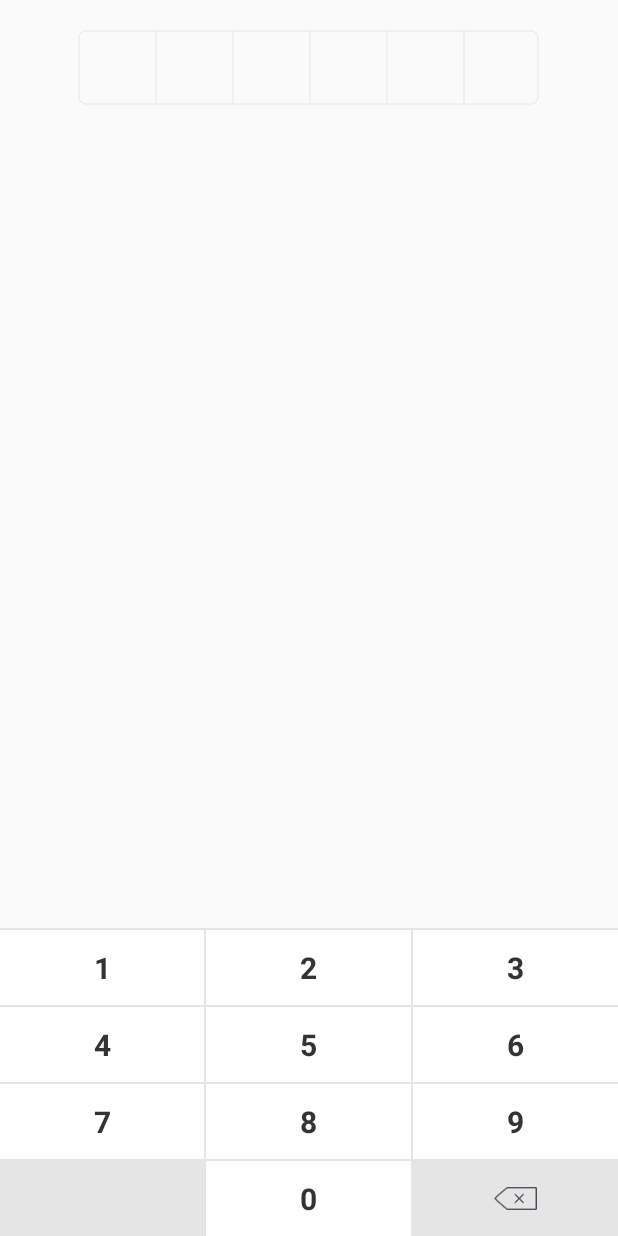
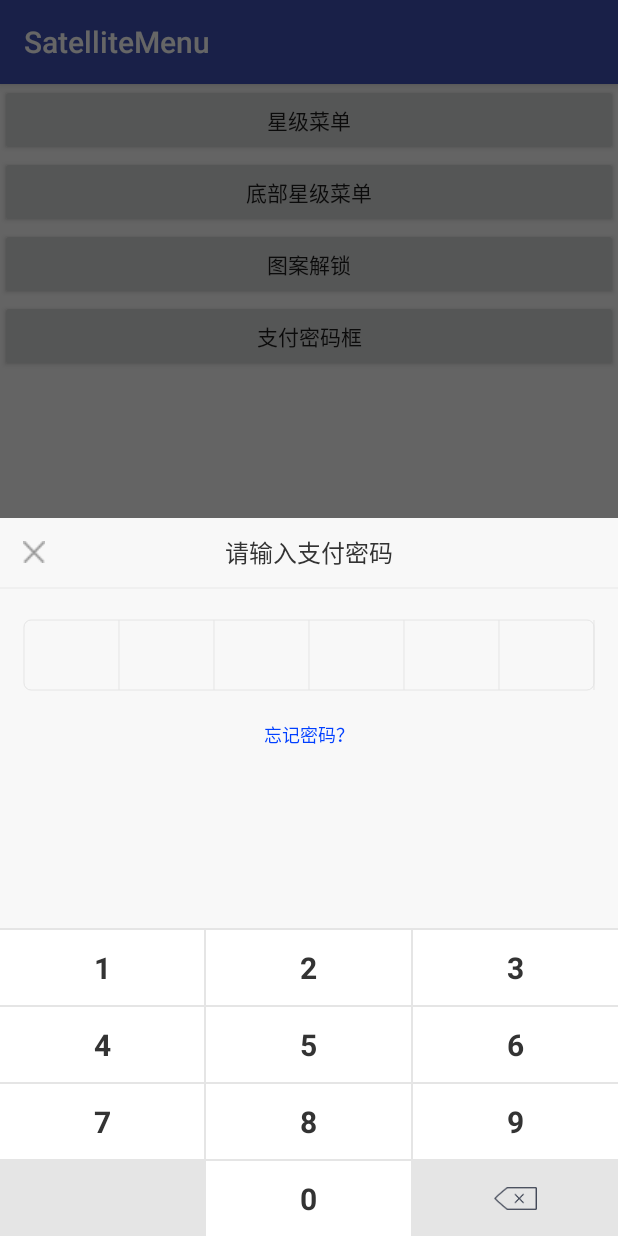
Before and after one commit to 1067899750/SatelliteMenu, an Android app: the screen it shows after launch (PayActivity before the commit, MainActivity after it), after a tap on "支付密码框", on a phone screen of 412 x 824 dp. Run offline under Robolectric (Android 15) with nearby library versions, the phone set to English and light mode, and no system bars.

Commit message:
仿支付宝密码框

```diff
--- a/app/build.gradle
+++ b/app/build.gradle
@@ -4,7 +4,7 @@ android {
     compileSdkVersion 28
     defaultConfig {
         applicationId "com.diudiu.satellitemenu"
-        minSdkVersion 19
+        minSdkVersion 18
         targetSdkVersion 28
         versionCode 1
         versionName "1.0"
@@ -25,4 +25,5 @@ dependencies {
     testImplementation 'junit:junit:4.12'
     androidTestImplementation 'com.android.support.test:runner:1.0.2'
     androidTestImplementation 'com.android.support.test.espresso:espresso-core:3.0.2'
+    implementation 'org.jetbrains:annotations-java5:15.0'
 }
--- a/app/src/main/AndroidManifest.xml
+++ b/app/src/main/AndroidManifest.xml
@@ -26,7 +26,6 @@
             android:screenOrientation="portrait" />
         <activity android:name=".lockPattern.LockPatternActivity"
             android:screenOrientation="portrait"/>
-        <activity android:name=".password.PayActivity" />
     </application>
 
 </manifest>
--- a/app/src/main/java/com/diudiu/satellitemenu/MainActivity.java
+++ b/app/src/main/java/com/diudiu/satellitemenu/MainActivity.java
@@ -7,10 +7,12 @@ import android.view.View;
 
 import com.diudiu.satellitemenu.bottonSatellite.BottomStatelliteMenuActivity;
 import com.diudiu.satellitemenu.lockPattern.LockPatternActivity;
-import com.diudiu.satellitemenu.password.PayActivity;
+import com.diudiu.satellitemenu.password.PayDialog;
 import com.diudiu.satellitemenu.satellite.SatelliteMenuActivity;
 
 public class MainActivity extends AppCompatActivity implements View.OnClickListener {
+
+    private PayDialog payDialog;
 
     @Override
     protected void onCreate(Bundle savedInstanceState) {
@@ -18,6 +20,7 @@ public class MainActivity extends AppCompatActivity implements View.OnClickListe
         setContentView(R.layout.activity_main);
 
         initView();
+        payDialog = new PayDialog(this);
     }
 
     private void initView() {
@@ -40,7 +43,7 @@ public class MainActivity extends AppCompatActivity implements View.OnClickListe
                 startActivity(new Intent(this,LockPatternActivity.class));
                 break;
             case R.id.btnPayPassword:
-                startActivity(new Intent(this,PayActivity.class));
+                payDialog.show();
                 break;
         }
     }
--- a/app/src/main/java/com/diudiu/satellitemenu/password/PasswordEditText.java
+++ b/app/src/main/java/com/diudiu/satellitemenu/password/PasswordEditText.java
@@ -89,6 +89,14 @@ public class PasswordEditText extends EditText {
         drawDivider(canvas);
         //绘制密码
         drawPassword(canvas);
+
+        //判断密码是否满
+        String password = getText().toString().trim();
+        if (!TextUtils.isEmpty(password) && password.length()>=mPasswordNumber) {
+            if (mListener!=null) {
+                mListener.onPasswordFull(password);
+            }
+        }
     }
 
     private void drawPassword(Canvas canvas) {
@@ -141,7 +149,13 @@ public class PasswordEditText extends EditText {
         setText(currentNumbr);
     }
 
-    public int getmPasswordNumber() {
-        return mPasswordNumber;
+    public interface PasswordOnFullListener {
+        void onPasswordFull(String number);
+    }
+
+    private PasswordOnFullListener mListener;
+
+    public void setmListener(PasswordOnFullListener mListener) {
+        this.mListener = mListener;
     }
 }
--- a/app/src/main/java/com/diudiu/satellitemenu/password/PayActivity.java
+++ /dev/null
@@ -1,58 +0,0 @@
-package com.diudiu.satellitemenu.password;
-
-import android.app.Activity;
-import android.os.Bundle;
-import android.text.Editable;
-import android.text.TextUtils;
-import android.text.TextWatcher;
-import android.widget.Toast;
-
-import com.diudiu.satellitemenu.MainActivity;
-import com.diudiu.satellitemenu.R;
-
-public class PayActivity extends Activity implements CustomKeyBordView.CustomerKeyboardClickListener {
-
-    private CustomKeyBordView customKeyBordView;
-    private PasswordEditText passwordEdit;
-
-    @Override
-    protected void onCreate(Bundle savedInstanceState) {
-        super.onCreate(savedInstanceState);
-        setContentView(R.layout.activity_pay);
-
-        passwordEdit = findViewById(R.id.passwordEdit);
-        customKeyBordView = findViewById(R.id.customKeyBordView);
-
-        customKeyBordView.setListener(this);
-
-        passwordEdit.addTextChangedListener(new TextWatcher() {
-            @Override
-            public void beforeTextChanged(CharSequence s, int start, int count, int after) {
-
-            }
-
-            @Override
-            public void onTextChanged(CharSequence s, int start, int before, int count) {
-
-            }
-
-            @Override
-            public void afterTextChanged(Editable s) {
-                String number = passwordEdit.getText().toString().trim();
-                if (!TextUtils.isEmpty(number) && number.length() >= passwordEdit.getmPasswordNumber()) {
-                    Toast.makeText(PayActivity.this,number,Toast.LENGTH_SHORT).show();
-                }
-            }
-        });
-    }
-
-    @Override
-    public void click(String number) {
-        passwordEdit.addPasswordNumber(number);
-    }
-
-    @Override
-    public void delete() {
-        passwordEdit.deletePassword();
-    }
-}
--- /dev/null
+++ b/app/src/main/java/com/diudiu/satellitemenu/password/PayDialog.java
@@ -0,0 +1,80 @@
+package com.diudiu.satellitemenu.password;
+
+import android.app.Dialog;
+import android.content.Context;
+import android.os.Bundle;
+import android.view.Gravity;
+import android.view.View;
+import android.view.WindowManager;
+import android.widget.Toast;
+
+import com.diudiu.satellitemenu.R;
+
+public class PayDialog extends Dialog implements PasswordEditText.PasswordOnFullListener, CustomKeyBordView.CustomerKeyboardClickListener, View.OnClickListener {
+
+    private final Context context;
+    private PasswordEditText passwordEditText;
+
+    public PayDialog(Context context) {
+        super(context, R.style.MyDialog);
+        this.context = context;
+    }
+
+    @Override
+    protected void onCreate(Bundle savedInstanceState) {
+        super.onCreate(savedInstanceState);
+        setContentView(R.layout.dialog_pay_password);
+        //按空白处不能取消动画
+        setCanceledOnTouchOutside(false);
+
+        initView();
+    }
+
+    private void initView() {
+        passwordEditText = findViewById(R.id.passwordEdit);
+        CustomKeyBordView customKeyBordView = findViewById(R.id.customKeyBordView);
+
+        findViewById(R.id.ivClose).setOnClickListener(this);
+        passwordEditText.setmListener(this);
+        customKeyBordView.setListener(this);
+    }
+
+    @Override
+    public void onPasswordFull(String number) {
+        Toast.makeText(context,number,Toast.LENGTH_SHORT).show();
+        passwordEditText.setText("");
+        dismiss();
+    }
+
+    @Override
+    public void click(String number) {
+        passwordEditText.addPasswordNumber(number);
+    }
+
+    @Override
+    public void delete() {
+        passwordEditText.deletePassword();
+    }
+
+    @Override
+    public void show() {
+        super.show();
+        WindowManager.LayoutParams layoutParams = getWindow().getAttributes();
+        layoutParams.gravity = Gravity.BOTTOM;
+        layoutParams.width = WindowManager.LayoutParams.MATCH_PARENT;
+        layoutParams.height = WindowManager.LayoutParams.WRAP_CONTENT;
+
+        getWindow().getDecorView().setPadding(0,0,0,0);
+        getWindow().setAttributes(layoutParams);
+    }
+
+    @Override
+    public void onClick(View v) {
+        switch (v.getId()) {
+            case R.id.ivClose:
+                passwordEditText.setText("");
+                dismiss();
+                break;
+        }
+    }
+}
--- a/app/src/main/res/layout/activity_pay.xml
+++ /dev/null
@@ -1,29 +0,0 @@
-<?xml version="1.0" encoding="utf-8"?>
-<RelativeLayout xmlns:android="http://schemas.android.com/apk/res/android"
-    android:layout_width="match_parent"
-    android:layout_height="match_parent"
-    xmlns:app="http://schemas.android.com/apk/res-auto"
-    android:orientation="vertical"
-    >
-
-    <com.diudiu.satellitemenu.password.PasswordEditText
-        android:id="@+id/passwordEdit"
-        android:layout_centerHorizontal="true"
-        android:layout_marginTop="20dp"
-        android:layout_width="307dp"
-        android:layout_height="50dp"
-        app:bgColor="#e5e5e5"
-        app:bgCorner="5dp"
-        app:bgSize="1dp"
-        app:divisionLineColor="#e5e5e5"
-        app:divisionLineSize="1dp"
-        app:passwordColor="#666666"
-        app:passwordNumber="6"
-        app:passwordRadius="4sp" />
-
-    <com.diudiu.satellitemenu.password.CustomKeyBordView
-        android:id="@+id/customKeyBordView"
-        android:layout_width="match_parent"
-        android:layout_height="wrap_content"
-        android:layout_alignParentBottom="true"/>
-</RelativeLayout>
--- /dev/null
+++ b/app/src/main/res/layout/dialog_pay_password.xml
@@ -0,0 +1,69 @@
+<?xml version="1.0" encoding="utf-8"?>
+<LinearLayout xmlns:android="http://schemas.android.com/apk/res/android"
+    xmlns:app="http://schemas.android.com/apk/res-auto"
+    android:layout_width="match_parent"
+    android:layout_height="wrap_content"
+    android:background="#f8f8f8"
+    android:gravity="center_horizontal"
+    android:orientation="vertical">
+
+    <RelativeLayout
+        android:layout_width="match_parent"
+        android:layout_height="46dp">
+
+        <ImageView
+            android:id="@+id/ivClose"
+            android:layout_width="25dp"
+            android:layout_height="25dp"
+            android:layout_centerVertical="true"
+            android:layout_marginLeft="10dp"
+            android:padding="5dp"
+            android:src="@drawable/delete_black" />
+
+        <TextView
+            android:layout_width="wrap_content"
+            android:layout_height="wrap_content"
+            android:layout_centerInParent="true"
+            android:text="请输入支付密码"
+            android:textColor="#333333"
+            android:textSize="16sp" />
+    </RelativeLayout>
+
+    <View
+        android:layout_width="match_parent"
+        android:layout_height="1dp"
+        android:background="#77E5E5E5" />
+
+    <com.diudiu.satellitemenu.password.PasswordEditText
+        android:id="@+id/passwordEdit"
+        android:layout_width="match_parent"
+        android:layout_height="48dp"
+        android:layout_centerHorizontal="true"
+        android:layout_marginLeft="15dp"
+        android:layout_marginTop="20dp"
+        android:layout_marginRight="15dp"
+        app:bgColor="#e5e5e5"
+        app:bgCorner="5dp"
+        app:bgSize="1dp"
+        app:divisionLineColor="#e5e5e5"
+        app:divisionLineSize="1dp"
+        app:passwordColor="#666666"
+        app:passwordNumber="6"
+        app:passwordRadius="4sp" />
+
+    <TextView
+        android:layout_width="wrap_content"
+        android:layout_height="wrap_content"
+        android:layout_marginTop="20dp"
+        android:text="忘记密码？"
+        android:textColor="#003fFF"
+        android:textSize="12sp" />
+
+    <com.diudiu.satellitemenu.password.CustomKeyBordView
+        android:id="@+id/customKeyBordView"
+        android:layout_width="match_parent"
+        android:layout_height="wrap_content"
+        android:layout_alignParentBottom="true"
+        android:layout_marginTop="120dp" />
+
+</LinearLayout>
--- a/app/src/main/res/values/styles.xml
+++ b/app/src/main/res/values/styles.xml
@@ -8,4 +8,14 @@
         <item name="colorAccent">@color/colorAccent</item>
     </style>
 
+    <style name="MyDialog" parent="android:style/Theme.Dialog">
+        <item name="android:windowBackground">@android:color/transparent</item>
+        <item name="android:windowNoTitle">true</item>
+        <!--是否除去边框-->
+        <item name="android:windowFrame">@null</item>
+        <!--是否浮现在activity上-->
+        <item name="android:windowIsFloating">true</item>
+        <!--是否模糊-->
+        <item name="android:backgroundDimEnabled">true</item>
+    </style>
 </resources>
```
